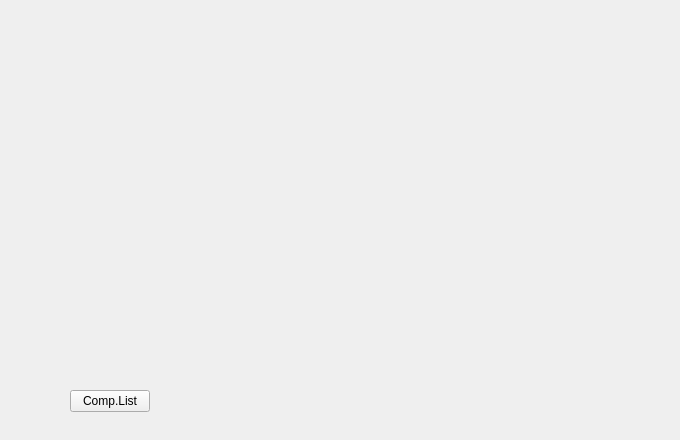
Old version of the form client/MainUI/src/views/dashboard_widget.ui in the repository stknm19428-dot/TEST.
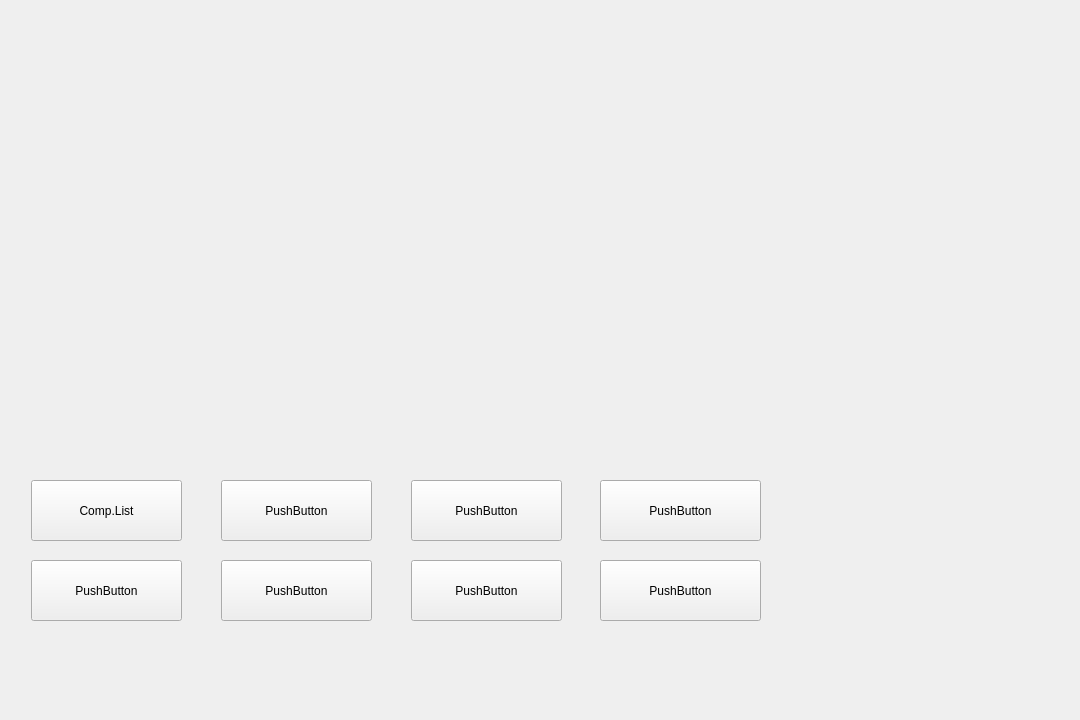
New version of the form.

Patch:
```diff
--- a/client/MainUI/src/views/dashboard_widget.ui
+++ b/client/MainUI/src/views/dashboard_widget.ui
@@ -6,8 +6,8 @@
    <rect>
     <x>0</x>
     <y>0</y>
-    <width>680</width>
-    <height>440</height>
+    <width>1080</width>
+    <height>720</height>
    </rect>
   </property>
   <property name="windowTitle">
@@ -27,16 +27,151 @@
   <widget class="QPushButton" name="CompanyListBtn">
    <property name="geometry">
     <rect>
-     <x>70</x>
-     <y>390</y>
-     <width>80</width>
-     <height>22</height>
+     <x>31</x>
+     <y>480</y>
+     <width>151</width>
+     <height>61</height>
     </rect>
    </property>
    <property name="text">
     <string>Comp.List</string>
    </property>
   </widget>
+  <widget class="QWidget" name="verticalLayoutWidget_3">
+   <property name="geometry">
+    <rect>
+     <x>570</x>
+     <y>20</y>
+     <width>481</width>
+     <height>361</height>
+    </rect>
+   </property>
+   <layout class="QVBoxLayout" name="prodChartLayout"/>
+  </widget>
+  <widget class="QPushButton" name="pushButton">
+   <property name="geometry">
+    <rect>
+     <x>31</x>
+     <y>560</y>
+     <width>151</width>
+     <height>61</height>
+    </rect>
+   </property>
+   <property name="text">
+    <string>PushButton</string>
+   </property>
+  </widget>
+  <widget class="QPushButton" name="pushButton_2">
+   <property name="geometry">
+    <rect>
+     <x>221</x>
+     <y>480</y>
+     <width>151</width>
+     <height>61</height>
+    </rect>
+   </property>
+   <property name="text">
+    <string>PushButton</string>
+   </property>
+  </widget>
+  <widget class="QPushButton" name="pushButton_3">
+   <property name="geometry">
+    <rect>
+     <x>221</x>
+     <y>560</y>
+     <width>151</width>
+     <height>61</height>
+    </rect>
+   </property>
+   <property name="text">
+    <string>PushButton</string>
+   </property>
+  </widget>
+  <widget class="QPushButton" name="pushButton_4">
+   <property name="geometry">
+    <rect>
+     <x>411</x>
+     <y>480</y>
+     <width>151</width>
+     <height>61</height>
+    </rect>
+   </property>
+   <property name="text">
+    <string>PushButton</string>
+   </property>
+  </widget>
+  <widget class="QPushButton" name="pushButton_5">
+   <property name="geometry">
+    <rect>
+     <x>411</x>
+     <y>560</y>
+     <width>151</width>
+     <height>61</height>
+    </rect>
+   </property>
+   <property name="text">
+    <string>PushButton</string>
+   </property>
+  </widget>
+  <widget class="QPushButton" name="pushButton_6">
+   <property name="geometry">
+    <rect>
+     <x>600</x>
+     <y>480</y>
+     <width>161</width>
+     <height>61</height>
+    </rect>
+   </property>
+   <property name="text">
+    <string>PushButton</string>
+   </property>
+  </widget>
+  <widget class="QPushButton" name="pushButton_7">
+   <property name="geometry">
+    <rect>
+     <x>600</x>
+     <y>560</y>
+     <width>161</width>
+     <height>61</height>
+    </rect>
+   </property>
+   <property name="text">
+    <string>PushButton</string>
+   </property>
+  </widget>
+  <widget class="QWidget" name="verticalLayoutWidget_4">
+   <property name="geometry">
+    <rect>
+     <x>30</x>
+     <y>20</y>
+     <width>231</width>
+     <height>171</height>
+    </rect>
+   </property>
+   <layout class="QVBoxLayout" name="storageA01ChartLayout"/>
+  </widget>
+  <widget class="QWidget" name="verticalLayoutWidget_5">
+   <property name="geometry">
+    <rect>
+     <x>30</x>
+     <y>210</y>
+     <width>231</width>
+     <height>171</height>
+    </rect>
+   </property>
+   <layout class="QVBoxLayout" name="storageB02ChartLayout"/>
+  </widget>
+  <widget class="QWidget" name="verticalLayoutWidget_6">
+   <property name="geometry">
+    <rect>
+     <x>290</x>
+     <y>20</y>
+     <width>231</width>
+     <height>171</height>
+    </rect>
+   </property>
+   <layout class="QVBoxLayout" name="storageC03ChartLayout"/>
+  </widget>
  </widget>
  <resources/>
  <connections/>
```
Left out of the diff: 11 changed lines with no effect on the pictures.
